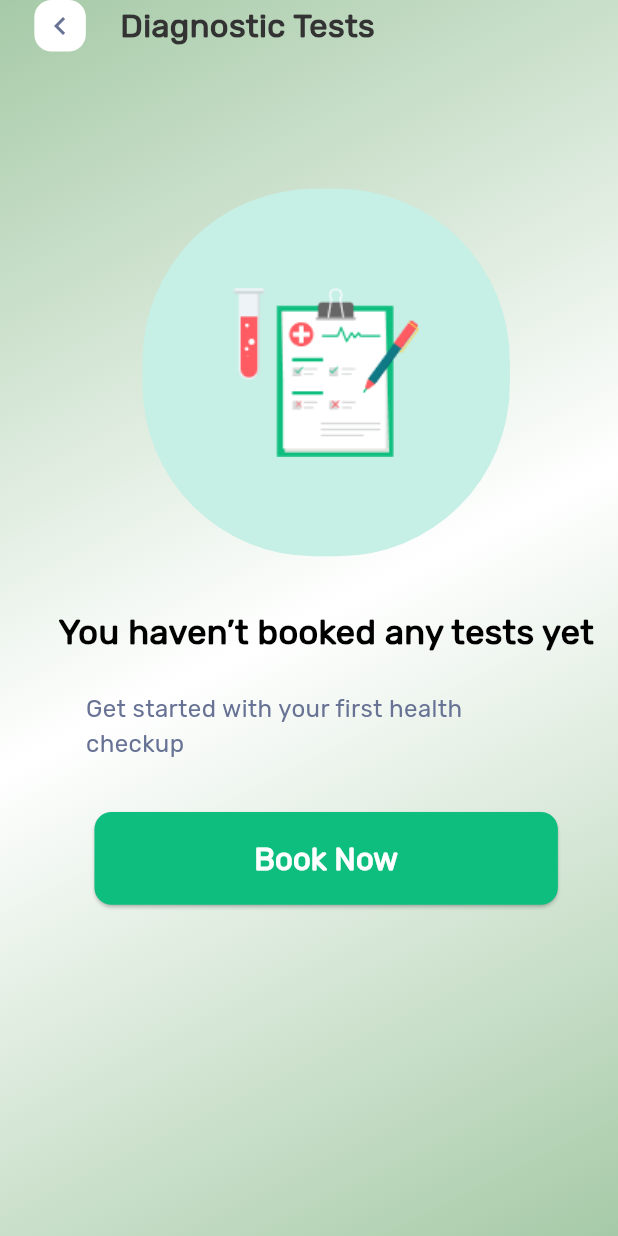
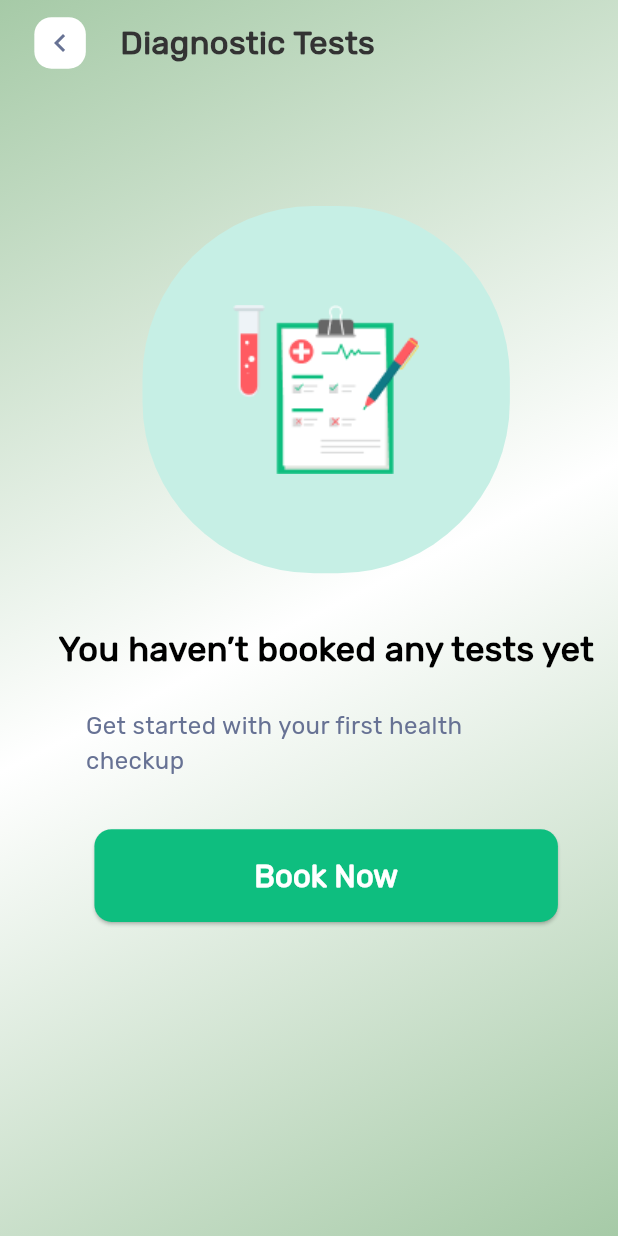
Before and after one commit to Cashkid500/doctor_hunt, a Flutter app: the DiagnosticTestScreen screen opened directly, on a phone screen of 412 x 824 dp. Run offline on Flutter 3.47's test engine with Material 3 defaults, Android fonts, the phone set to English and light mode, and no system bars; our stand-ins replace flutter_screenutil, pin_code_fields.

Commit message:
Diagnostic tests screen completed

```diff
--- a/lib/screens/diagnostic tests/diagnostic_test.dart
+++ b/lib/screens/diagnostic tests/diagnostic_test.dart
@@ -34,7 +34,7 @@ class _DiagnosticTestScreenState extends State<DiagnosticTestScreen> {
           ),
           child: SafeArea(
             child: Padding(
-              padding: EdgeInsets.only(left: 20.sp),
+              padding: EdgeInsets.only(left: 20.sp, top: 10.sp),
               child: Column(
                   crossAxisAlignment: CrossAxisAlignment.center,
                   children: [
```
